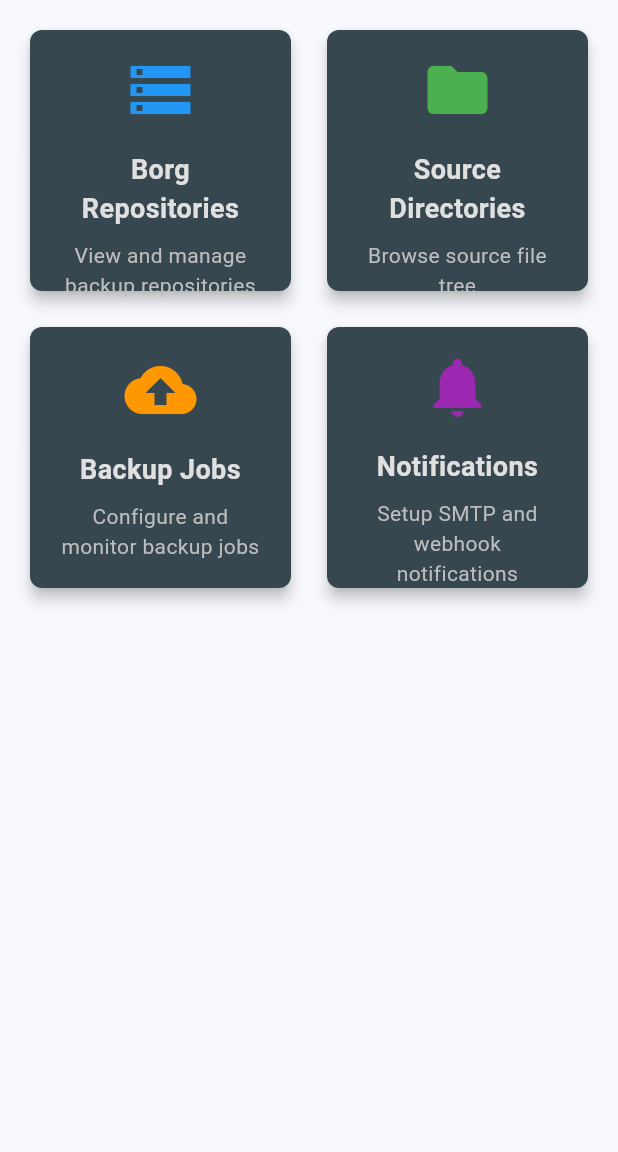
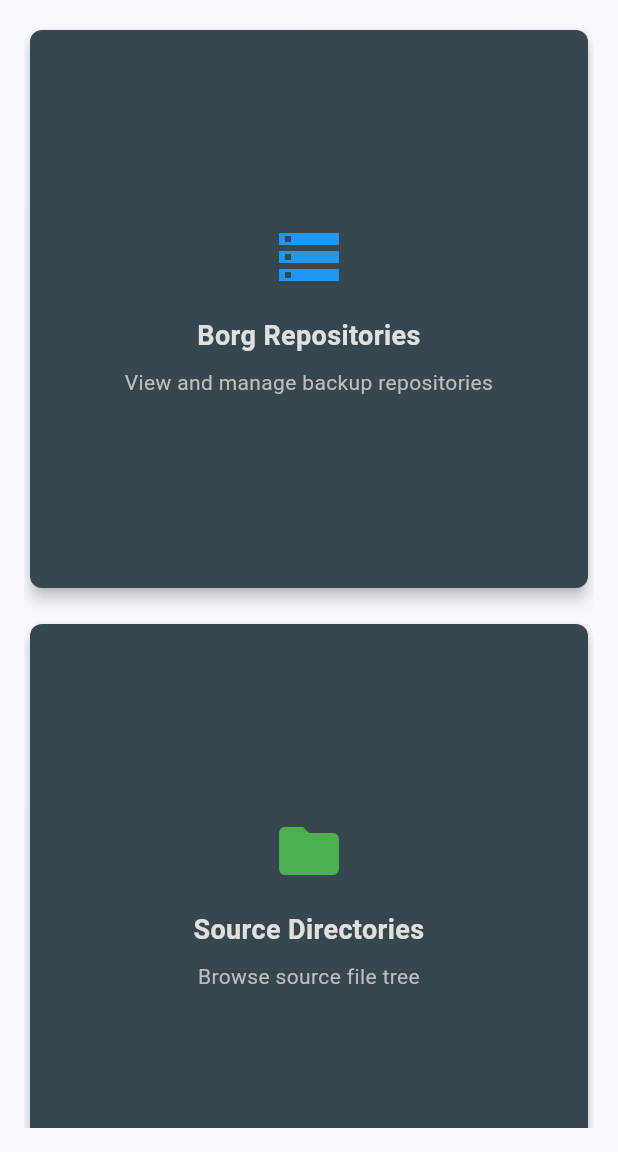
Before and after one commit to jogojapan/jogoborg, a Flutter app: the DashboardScreen screen opened by its route, on a phone screen of 412 x 824 dp, the part 84-1236 px from its top. Run offline on Flutter 3.47's test engine with Material 3 defaults, Android fonts, the phone set to English and light mode, and no system bars; our stand-ins replace go_router, shared_preferences; missing offline and left inert: dart:js_interop; accounts and stored records are empty.

```diff
--- a/lib/screens/dashboard_screen.dart
+++ b/lib/screens/dashboard_screen.dart
@@ -1,3 +1,5 @@
+import 'dart:math';
+
 import 'package:flutter/material.dart';
 import 'package:go_router/go_router.dart';
 import 'package:provider/provider.dart';
@@ -29,7 +31,7 @@
       body: Padding(
         padding: const EdgeInsets.all(16),
         child: GridView.count(
-          crossAxisCount: 2,
+          crossAxisCount: _calculateCrossAxisCount(context),
           crossAxisSpacing: 16,
           mainAxisSpacing: 16,
           children: [
@@ -126,3 +128,17 @@
     );
   }
 }
+
+int _calculateCrossAxisCount(BuildContext context) {
+  final screenWidth = MediaQuery.of(context).size.width;
+  // Minimum card width in logical pixels
+  const minCardWidth = 240.0;
+  // Padding and spacing
+  const horizontalPadding = 16.0 * 2; // left and right padding
+  const spacing = 16.0;
+
+  final availableWidth = screenWidth - horizontalPadding;
+  // Calculate how many cards fit
+  final count = max(1, (availableWidth / (minCardWidth + spacing)).floor());
+  return count;
+}
```
